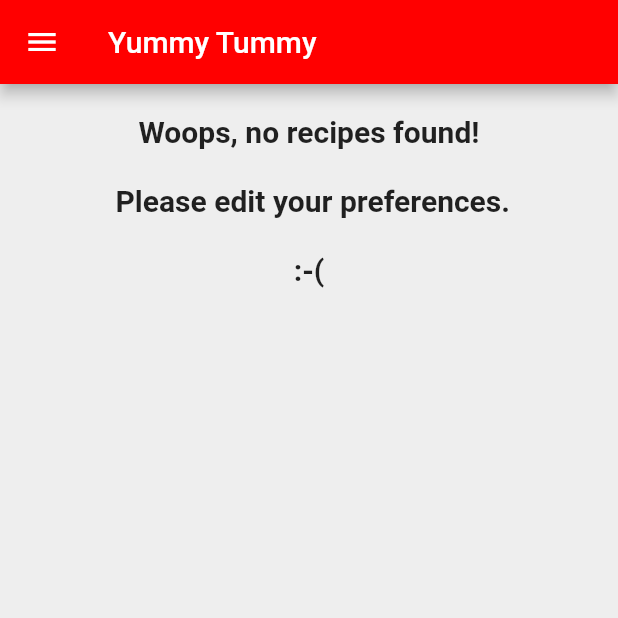
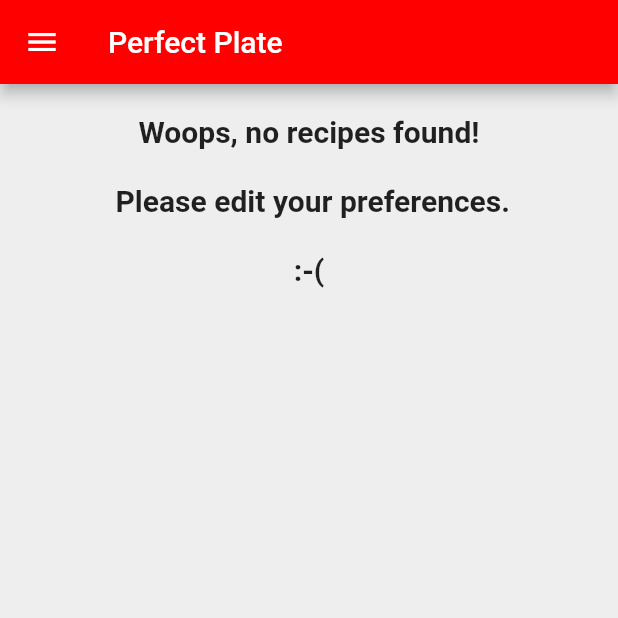
Before and after one commit to MichielProost/Perfect-Plate, a Flutter app: the screen it shows after launch, after a tap on "Feed", on a phone screen of 412 x 824 dp, the top half of it. Run offline on Flutter 3.47's test engine with Material 2 defaults, Android fonts, the phone set to English and light mode, and no system bars; our stand-ins replace cloud_firestore, firebase_auth, firebase_storage, google_sign_in, image_picker; missing offline and left inert: flutter_auth_buttons; accounts and stored records are empty; statements that could not run were skipped.

Commit message:
Replace app name placeholders, resolves #13

```diff
--- a/yummy_tummy/lib/main.dart
+++ b/yummy_tummy/lib/main.dart
@@ -1,14 +1,15 @@
 import 'package:flutter/material.dart';
 import 'package:flutter/services.dart';
 import 'package:yummytummy/database/authentication/google.dart';
-import 'package:yummytummy/database/firestore_dummydata/dummydata_handler.dart';
 import 'package:yummytummy/user_interface/home_screen.dart';
-import 'package:yummytummy/user_interface/popup/profile_settings.dart';
-import 'package:yummytummy/user_interface/screen_handler.dart';
+import 'package:yummytummy/user_interface/localisation/localization.dart';
 import 'model/test.dart';
 
 /// Main function just runs the app.
 void main() {
+
+  Localization.instance.setLanguage( LanguagePick.dutch );
+
   runApp(YummyTummy());
   Test test = new Test();
   test.testMethods();
@@ -31,7 +32,7 @@ class YummyTummy extends StatelessWidget {
     // DummyDataHandler().deleteDummyRecipes();
 
     return MaterialApp(
-      title: "Yummy Tummy",
+      title: "Perfect Plate",
       home: HomeScreen(),
       // home: ScreenHandler(),
     );
--- a/yummy_tummy/lib/user_interface/general/appbar_top.dart
+++ b/yummy_tummy/lib/user_interface/general/appbar_top.dart
@@ -14,7 +14,7 @@ enum ActivePage {
 class AppBarTop extends StatelessWidget implements PreferredSizeWidget {
 
   final AppBar _appbar = AppBar(
-    title: Text("Yummy Tummy"),
+    title: Text("Perfect Plate"),
     backgroundColor: Constants.main,
   );
 
--- a/yummy_tummy/lib/user_interface/general/side_menu.dart
+++ b/yummy_tummy/lib/user_interface/general/side_menu.dart
@@ -32,7 +32,7 @@ class _Menu extends State<SideMenu> {
                       height: 75.0,
                     ),
                     Text(
-                      "Yummy Tummy",
+                      "Perfect Plate",
                       style: TextStyle(
                         color: Colors.white,
                         fontWeight: FontWeight.bold,
```
